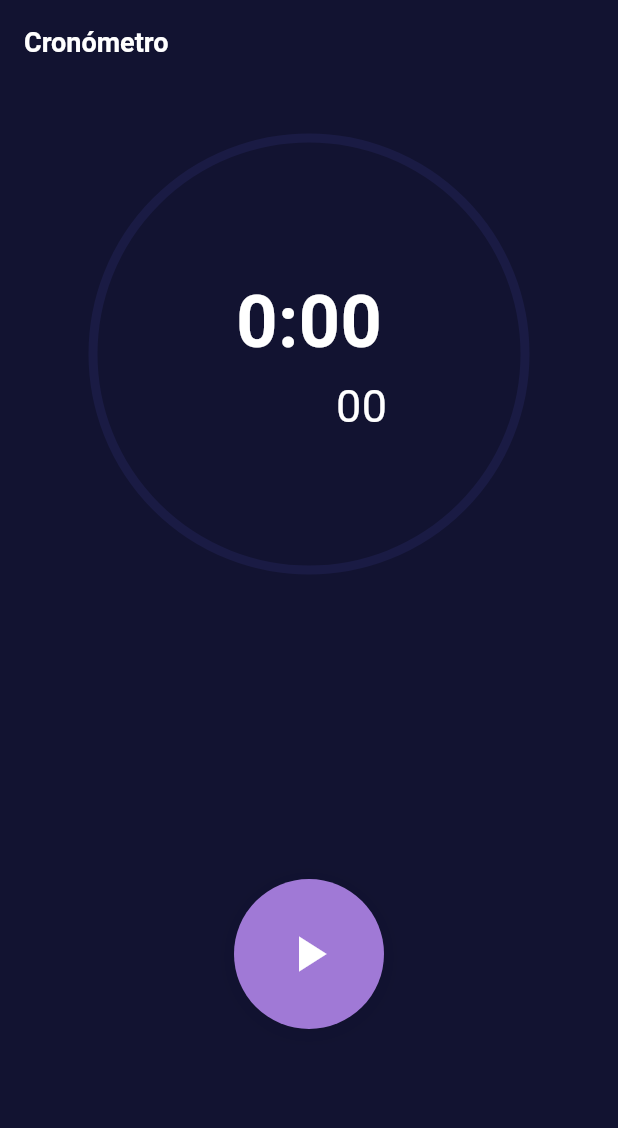
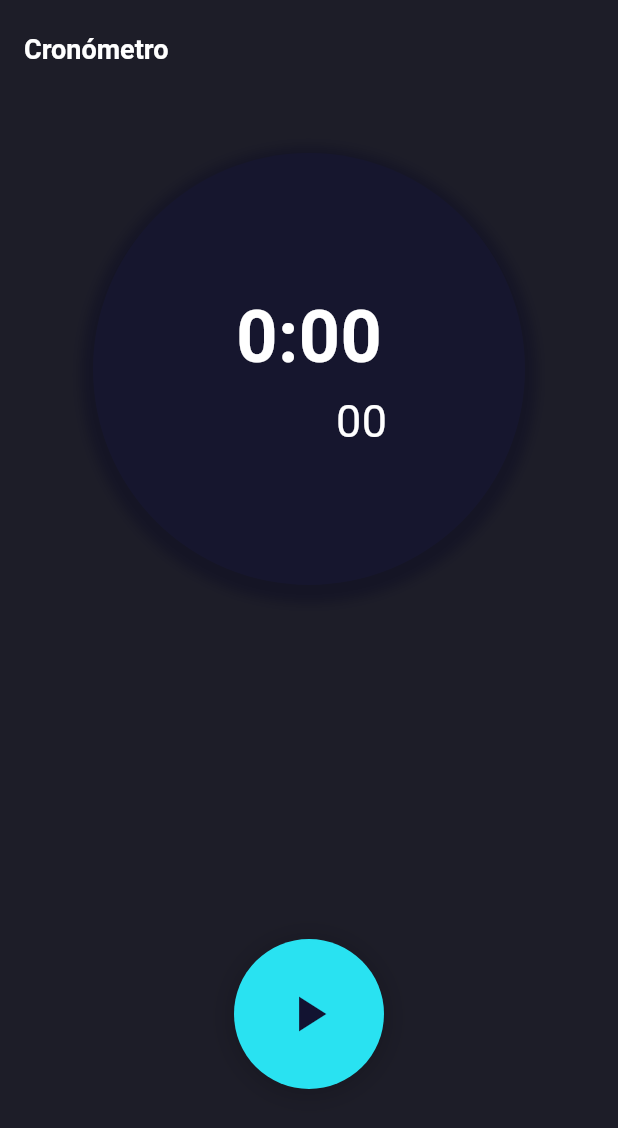
Before and after one commit to sabbinat/cronometro, a Flutter app: the screen it shows after launch, on a phone screen of 412 x 824 dp. Shown: the top 1128 px of the screen. Run offline on Flutter 3.47's test engine with Material 3 defaults, Android fonts, the phone set to English and light mode, and no system bars; our stand-ins replace flutter_local_notifications, permission_handler.

Commit message:
Descripción de los cambios realizados

```diff
--- a/lib/widgets/CronometroVisual.dart
+++ b/lib/widgets/CronometroVisual.dart
@@ -14,16 +14,19 @@ class CronometroVisual extends StatelessWidget {
 
     return Scaffold(
       appBar: AppBar(
-        title: const Text(
+        title: Padding(
+          padding: const EdgeInsets.only(top: 10.0),
+          child: const Text(
             'Cronómetro',
             style: TextStyle(fontSize: 18, fontWeight: FontWeight.bold),
           ),
-        backgroundColor: const Color(0xFF121331),
+        ),
+        backgroundColor: const Color(0xFF1D1D28),
         foregroundColor: Colors.white,
       ),
-      backgroundColor: const Color(0xFF121331),
+        backgroundColor: const Color(0xFF1D1D28),
       body: Padding(
-        padding: const EdgeInsets.only(top: 30),
+        padding: const EdgeInsets.only(top: 40),
         child: Column(
           children: [
             // Cronómetro visual
@@ -32,13 +35,24 @@ class CronometroVisual extends StatelessWidget {
               child: Stack(
                 alignment: Alignment.center,
                 children: [
-                  SizedBox(
+                  Container(
                     width: 300,
                     height: 300,
+                    decoration: BoxDecoration(
+                      shape: BoxShape.circle,
+                      boxShadow: [
+                        BoxShadow(
+                          color: Color(0xFF02021F).withAlpha(77),
+                          blurRadius: 6,
+                          spreadRadius: 2,
+                          offset: Offset(0, 4),
+                        ),
+                      ],
+                    ),
                     child: CustomPaint(
                       painter: ProgresoCircularPainter(
                         progreso: progreso,
-                        color: const Color(0xFF6C5CE7),
+                        color: const Color(0xFF29E2F1),
                         strokeWidth: 12,
                       ),
                     ),
@@ -66,12 +80,9 @@ class CronometroVisual extends StatelessWidget {
                             color: Colors.white,
                           ),
                         ),
-
-                      )
-
+                      ),
                     ],
-                  )
-
+                  ),
                 ],
               ),
             ),
@@ -133,7 +144,7 @@ class CronometroVisual extends StatelessWidget {
               ),
             ),
 
-            const SizedBox(height: 40),
+            const SizedBox(height: 70),
 
             // Botones de control
             Padding(
@@ -141,7 +152,7 @@ class CronometroVisual extends StatelessWidget {
               child: Row(
                 mainAxisAlignment: MainAxisAlignment.center,
                 children: [
-                  if (proveedor.corriendo)
+                  if (proveedor.corriendo || proveedor.pausado)
                     Semantics(
                       button: true,
                       enabled: proveedor.corriendo,
@@ -159,7 +170,7 @@ class CronometroVisual extends StatelessWidget {
                           ],
                         ),
                         child: CircleAvatar(
-                          backgroundColor: const Color(0xFF7441BD),
+                          backgroundColor: const Color(0xFF3B868C),
                           radius: 30,
                           child: IconButton(
                             tooltip: 'Detener cronómetro',
@@ -181,7 +192,7 @@ class CronometroVisual extends StatelessWidget {
                         shape: BoxShape.circle,
                         boxShadow: [
                           BoxShadow(
-                            color: const Color(0xFF10112E),
+                            color: const Color.fromRGBO(0, 0, 0, 0.2),
                             blurRadius: 15,
                             spreadRadius: 1,
                             offset: const Offset(0, 2),
@@ -189,14 +200,14 @@ class CronometroVisual extends StatelessWidget {
                         ],
                       ),
                         child: CircleAvatar(
-                          backgroundColor: const Color(0xFFA079D6),
+                          backgroundColor: const Color(0xFF29E2F1),
                           radius: 50,
                           child: IconButton(
                             tooltip: proveedor.corriendo ? 'Pausar cronómetro' : 'Iniciar cronómetro',
                             icon: Icon(
                               proveedor.corriendo ? Icons.pause : Icons.play_arrow,
                               size: 40,
-                              color: Colors.white,
+                              color: Color(0xFF121331),
                             ),
                             onPressed: proveedor.cambiarCronometro,
                             iconSize: 40,
@@ -225,7 +236,7 @@ class CronometroVisual extends StatelessWidget {
                           ],
                         ),
                         child: CircleAvatar(
-                          backgroundColor: const Color(0xFF7441BD),
+                          backgroundColor: const Color(0xFF32767C),
                           radius: 30,
                           child: IconButton(
                             tooltip: 'Registrar vuelta',
--- a/lib/widgets/progreso_circular_painter.dart
+++ b/lib/widgets/progreso_circular_painter.dart
@@ -17,15 +17,14 @@ class ProgresoCircularPainter extends CustomPainter {
     final radius = (size.width / 2) - (strokeWidth / 2);
 
     final fondoPaint = Paint()
-      ..color = const Color(0xFF1A1B44)
-      ..style = PaintingStyle.stroke
-      ..strokeWidth = 6;
+      ..color = const Color(0xFF16162E)
+      ..style = PaintingStyle.fill;
 
     final progresoPaint = Paint()
       ..color = color
       ..style = PaintingStyle.stroke
       ..strokeCap = StrokeCap.round
-      ..strokeWidth = strokeWidth;
+      ..strokeWidth = 5;
 
     // Fondo
     canvas.drawCircle(center, radius, fondoPaint);
```
Also changed, not shown: 1 other file. Lines whose indentation alone changed are shown as unchanged.
